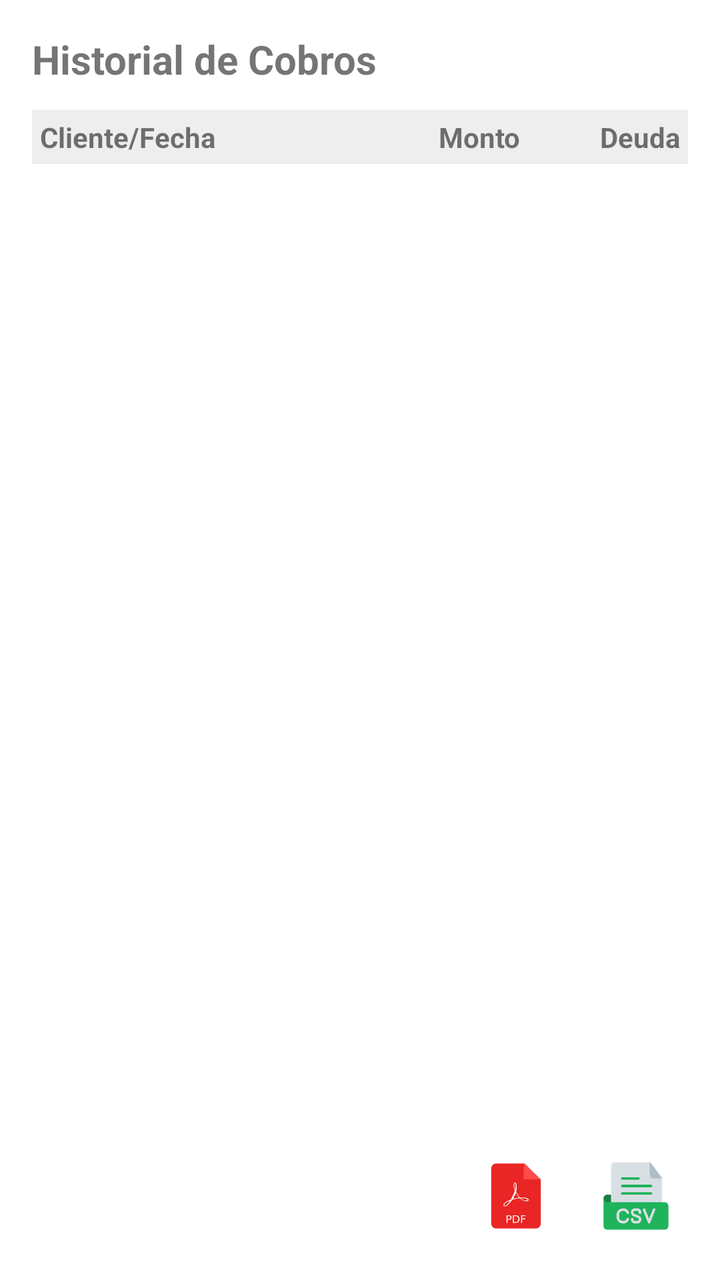
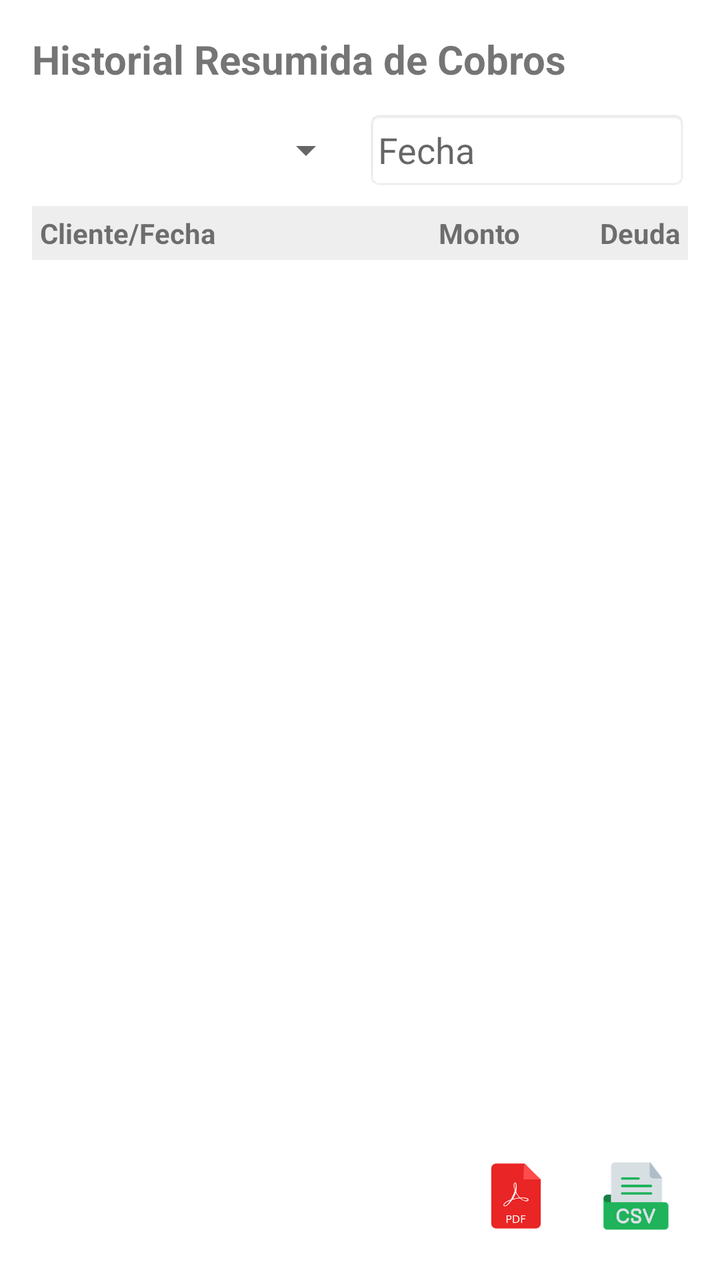

Screens rendered from an Android XML layout before and after an edit, with the pre-edit source and the edit as a unified diff.
<!-- AndroidManifest.xml: application theme Theme.MyApplication.NoActionBar -->
<!-- res/layout/fragment_historial_cobros.xml -->
<?xml version="1.0" encoding="utf-8"?>
<RelativeLayout
    xmlns:android="http://schemas.android.com/apk/res/android"
    android:layout_width="match_parent"
    android:layout_height="match_parent"
    android:background="#FFFFFF">

    
    <LinearLayout
        android:layout_width="match_parent"
        android:layout_height="match_parent"
        android:orientation="vertical"
        android:padding="16dp"
        android:layout_above="@id/layoutBotones">

        
        <TextView
            android:layout_width="wrap_content"
            android:layout_height="wrap_content"
            android:text="Historial de Cobros"
            android:textSize="20sp"
            android:textStyle="bold"
            android:layout_marginBottom="12dp"/>

        
        <LinearLayout
            android:layout_width="match_parent"
            android:layout_height="wrap_content"
            android:orientation="horizontal"
            android:padding="4dp"
            android:background="#EEEEEE">

            <TextView
                android:layout_width="0dp"
                android:layout_weight="2"
                android:layout_height="wrap_content"
                android:text="Cliente/Fecha"
                android:textStyle="bold"/>

            <TextView
                android:layout_width="0dp"
                android:layout_weight="1"
                android:layout_height="wrap_content"
                android:text="Monto"
                android:textStyle="bold"
                android:gravity="end"/>

            <TextView
                android:layout_width="0dp"
                android:layout_weight="1"
                android:layout_height="wrap_content"
                android:text="Deuda"
                android:textStyle="bold"
                android:gravity="end"/>
        </LinearLayout>

        
        <androidx.recyclerview.widget.RecyclerView
            android:id="@+id/rvHistorialCobros"
            android:layout_width="match_parent"
            android:layout_height="0dp"
            android:layout_weight="1"
            android:paddingTop="4dp"/>
    </LinearLayout>

    
    <LinearLayout
        android:id="@+id/layoutBotones"
        android:layout_width="match_parent"
        android:layout_height="wrap_content"
        android:layout_alignParentBottom="true"
        android:gravity="end"
        android:padding="12dp"
        android:orientation="horizontal">


        <ImageButton
            android:id="@+id/btnExportPDF"
            android:layout_width="60dp"
            android:layout_height="60dp"
            android:src="@drawable/pdf"
            android:scaleType="centerInside"
            android:padding="10dp"
            android:background="?attr/selectableItemBackgroundBorderless"/>

        <ImageButton
            android:id="@+id/btnExportExcel"
            android:layout_width="60dp"
            android:layout_height="60dp"
            android:src="@drawable/csv"
            android:scaleType="centerInside"
            android:padding="10dp" android:background="?attr/selectableItemBackgroundBorderless"/>
    </LinearLayout>

</RelativeLayout>
<!-- resources referenced by this layout -->
<resources>
  <!-- drawable csv: png bitmap (drawable, 9958 bytes) -->
  <!-- drawable pdf: png bitmap (drawable, 7491 bytes) -->
  <style name="Theme.MyApplication.NoActionBar">
          <item name="windowActionBar">false</item>
          <item name="windowNoTitle">true</item>
      </style>
</resources>

<!-- the commit's change to res/layout/fragment_historial_cobros.xml (unified diff, before → after) -->
@@ -17,11 +17,39 @@
         <TextView
             android:layout_width="wrap_content"
             android:layout_height="wrap_content"
-            android:text="Historial de Cobros"
+            android:text="Historial Resumida de Cobros"
             android:textSize="20sp"
             android:textStyle="bold"
             android:layout_marginBottom="12dp"/>
+        <LinearLayout
+            android:layout_width="match_parent"
+            android:layout_height="wrap_content"
+            android:orientation="horizontal"
+            android:layout_marginBottom="8dp">
 
+            
+            <Spinner
+                android:id="@+id/spClientes"
+                android:layout_width="0dp"
+                android:layout_height="40dp"
+                android:layout_weight="1"
+                android:textSize="20sp"
+                android:textStyle="bold"
+                android:spinnerMode="dropdown"/>
+
+            
+            <EditText
+                android:id="@+id/etFechaFiltro"
+                android:layout_width="0dp"
+                android:layout_weight="1"
+                android:layout_height="40dp"
+                android:hint="Fecha"
+                android:focusable="false"
+                android:clickable="true"
+                android:background="@android:drawable/editbox_background"
+                android:padding="6dp"
+                android:layout_marginStart="6dp"/>
+        </LinearLayout>
         
         <LinearLayout
             android:layout_width="match_parent"
